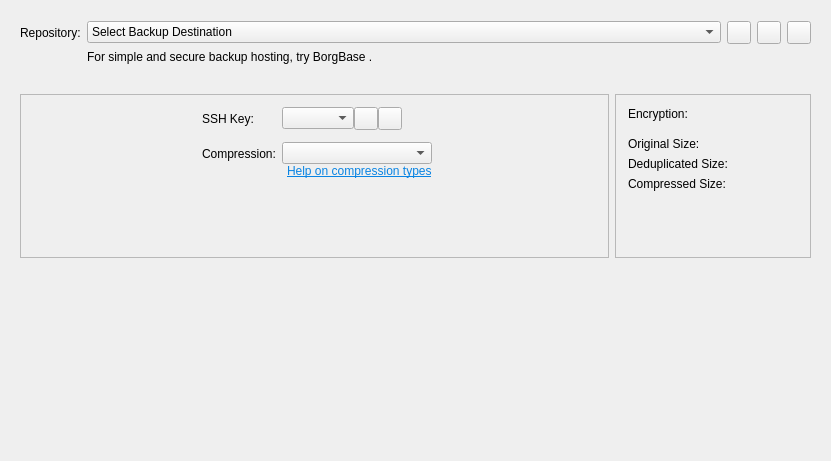
borgbase/vorta, file src/vorta/assets/UI/repo_tab.ui: the form before one commit.
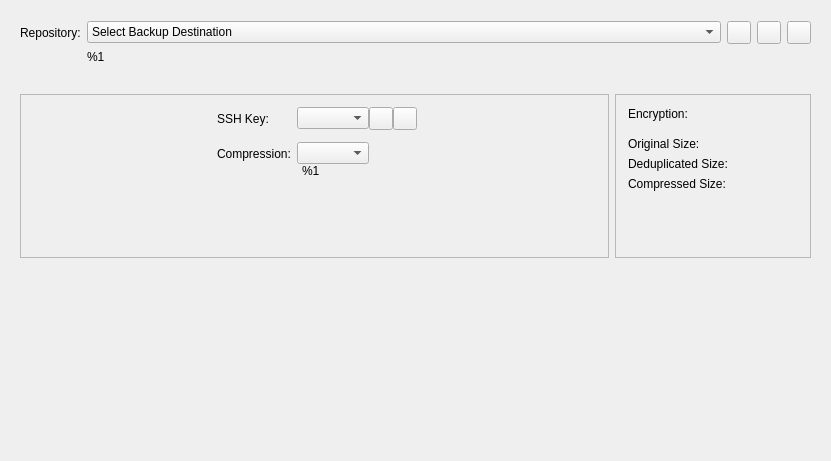
The form after the commit.

Diff of the .ui file:
```diff
--- a/src/vorta/assets/UI/repo_tab.ui
+++ b/src/vorta/assets/UI/repo_tab.ui
@@ -63,7 +63,7 @@
         <item row="1" column="1">
          <widget class="QLabel" name="label_2">
           <property name="text">
-           <string>&lt;html&gt;&lt;head/&gt;&lt;body&gt;&lt;p&gt;For simple and secure backup hosting, try &lt;a href=&quot;https://www.borgbase.com/?utm_source=vorta&amp;utm_medium=app&quot;&gt;&lt;span style=&quot; text-decoration: underline; color:#0984e3;&quot;&gt;BorgBase&lt;/span&gt;&lt;/a&gt;.&lt;/p&gt;&lt;/body&gt;&lt;/html&gt;</string>
+           <string notr="true">&lt;html&gt;&lt;head/&gt;&lt;body&gt;&lt;p&gt;%1&lt;/p&gt;&lt;/body&gt;&lt;/html&gt;</string>
           </property>
           <property name="openExternalLinks">
            <bool>true</bool>
@@ -296,7 +296,7 @@
               </sizepolicy>
              </property>
              <property name="text">
-              <string>&lt;html&gt;&lt;head/&gt;&lt;body&gt;&lt;a href=&quot;https://borgbackup.readthedocs.io/en/stable/usage/help.html#borg-help-compression&quot;&gt;&lt;span style=&quot; text-decoration: underline; color:#0984e3;&quot;&gt;Help on compression types&lt;/span&gt;&lt;/a&gt;&lt;/body&gt;&lt;/html&gt;</string>
+              <string notr="true">&lt;html&gt;&lt;head/&gt;&lt;body&gt;&lt;p&gt;%1&lt;/p&gt;&lt;/body&gt;&lt;/html&gt;</string>
              </property>
              <property name="alignment">
               <set>Qt::AlignLeading|Qt::AlignLeft|Qt::AlignVCenter</set>
```
Left out of the diff: 4 changed lines with no effect on the pictures.
